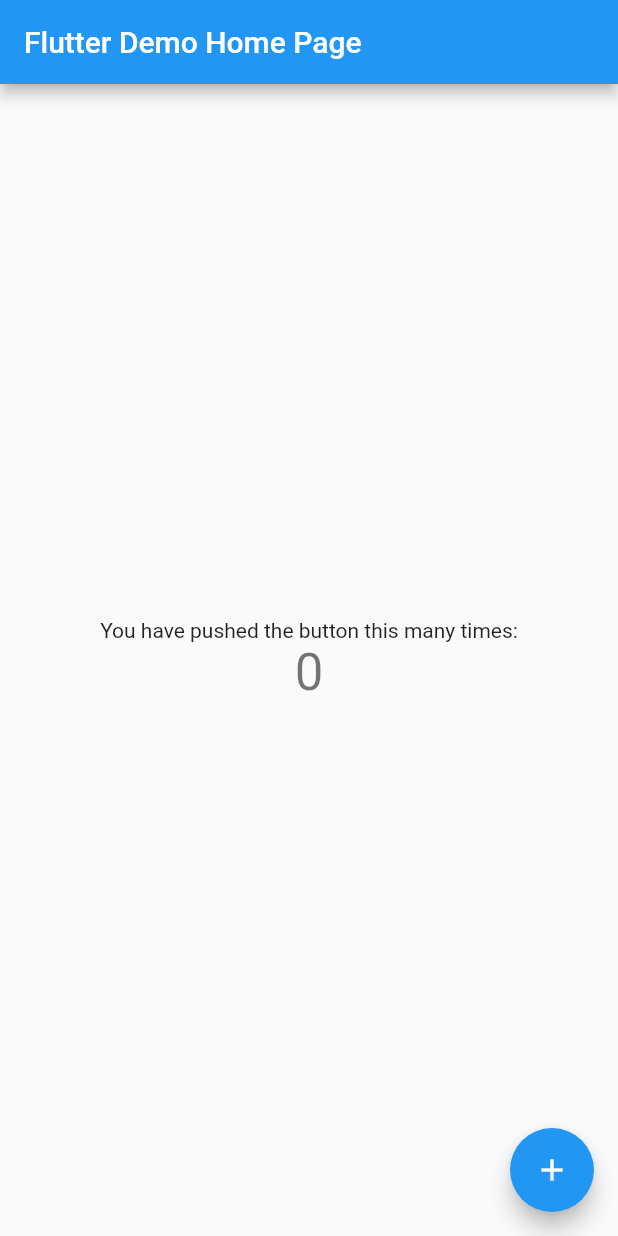
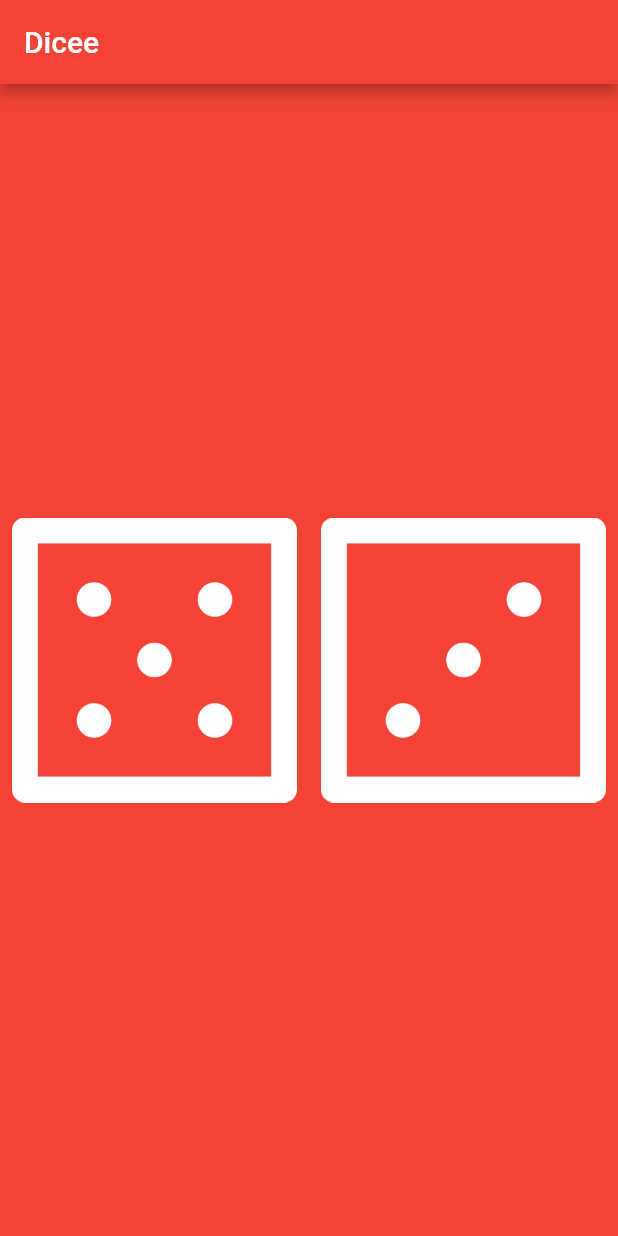
Before and after one commit to Gloomy699/dicee-flutter, a Flutter app: the screen it shows after launch, on a phone screen of 412 x 824 dp. Run offline on Flutter 3.47's test engine with Material 2 defaults, Android fonts, the phone set to English and light mode, and no system bars.

Commit message:
complete design

```diff
--- a/dicee_flutter/lib/main.dart
+++ b/dicee_flutter/lib/main.dart
@@ -1,113 +1,49 @@
 import 'package:flutter/material.dart';
 
 void main() {
-  runApp(MyApp());
+  return runApp(
+    MaterialApp(
+      home: Scaffold(
+        backgroundColor: Colors.red,
+        appBar: AppBar(
+          title: Text('Dicee'),
+          backgroundColor: Colors.red,
+        ),
+        body: DicePage(),
+      ),
+    ),
+  );
 }
 
-class MyApp extends StatelessWidget {
-  // This widget is the root of your application.
+class DicePage extends StatelessWidget {
   @override
   Widget build(BuildContext context) {
-    return MaterialApp(
-      title: 'Flutter Demo',
-      theme: ThemeData(
-        // This is the theme of your application.
-        //
-        // Try running your application with "flutter run". You'll see the
-        // application has a blue toolbar. Then, without quitting the app, try
-        // changing the primarySwatch below to Colors.green and then invoke
-        // "hot reload" (press "r" in the console where you ran "flutter run",
-        // or simply save your changes to "hot reload" in a Flutter IDE).
-        // Notice that the counter didn't reset back to zero; the application
-        // is not restarted.
-        primarySwatch: Colors.blue,
+    var leftDiceNumber = 5;
+    var rightDiceNumber = 3;
+    return Center(
+      child: Row(
+        children: <Widget>[
+          Expanded(
+            child: TextButton(
+              onPressed: () {
+                print('left button got press');
+              },
+              child: Image.asset('assets/images/dice$leftDiceNumber.png'),
+            ),
+          ),
+          // SizedBox(
+          //   width: 32.0,
+          // ),
+          Expanded(
+            child: TextButton(
+              onPressed: () {
+                print('right button got press');
+              },
+              child: Image.asset('assets/images/dice$rightDiceNumber.png'),
+            ),
+          ),
+        ],
       ),
-      home: MyHomePage(title: 'Flutter Demo Home Page'),
     );
   }
 }
-
-class MyHomePage extends StatefulWidget {
-  MyHomePage({Key? key, required this.title}) : super(key: key);
-
-  // This widget is the home page of your application. It is stateful, meaning
-  // that it has a State object (defined below) that contains fields that affect
-  // how it looks.
-
-  // This class is the configuration for the state. It holds the values (in this
-  // case the title) provided by the parent (in this case the App widget) and
-  // used by the build method of the State. Fields in a Widget subclass are
-  // always marked "final".
-
-  final String title;
-
-  @override
-  _MyHomePageState createState() => _MyHomePageState();
-}
-
-class _MyHomePageState extends State<MyHomePage> {
-  int _counter = 0;
-
-  void _incrementCounter() {
-    setState(() {
-      // This call to setState tells the Flutter framework that something has
-      // changed in this State, which causes it to rerun the build method below
-      // so that the display can reflect the updated values. If we changed
-      // _counter without calling setState(), then the build method would not be
-      // called again, and so nothing would appear to happen.
-      _counter++;
-    });
-  }
-
-  @override
-  Widget build(BuildContext context) {
-    // This method is rerun every time setState is called, for instance as done
-    // by the _incrementCounter method above.
-    //
-    // The Flutter framework has been optimized to make rerunning build methods
-    // fast, so that you can just rebuild anything that needs updating rather
-    // than having to individually change instances of widgets.
-    return Scaffold(
-      appBar: AppBar(
-        // Here we take the value from the MyHomePage object that was created by
-        // the App.build method, and use it to set our appbar title.
-        title: Text(widget.title),
-      ),
-      body: Center(
-        // Center is a layout widget. It takes a single child and positions it
-        // in the middle of the parent.
-        child: Column(
-          // Column is also a layout widget. It takes a list of children and
-          // arranges them vertically. By default, it sizes itself to fit its
-          // children horizontally, and tries to be as tall as its parent.
-          //
-          // Invoke "debug painting" (press "p" in the console, choose the
-          // "Toggle Debug Paint" action from the Flutter Inspector in Android
-          // Studio, or the "Toggle Debug Paint" command in Visual Studio Code)
-          // to see the wireframe for each widget.
-          //
-          // Column has various properties to control how it sizes itself and
-          // how it positions its children. Here we use mainAxisAlignment to
-          // center the children vertically; the main axis here is the vertical
-          // axis because Columns are vertical (the cross axis would be
-          // horizontal).
-          mainAxisAlignment: MainAxisAlignment.center,
-          children: <Widget>[
-            Text(
-              'You have pushed the button this many times:',
-            ),
-            Text(
-              '$_counter',
-              style: Theme.of(context).textTheme.headline4,
-            ),
-          ],
-        ),
-      ),
-      floatingActionButton: FloatingActionButton(
-        onPressed: _incrementCounter,
-        tooltip: 'Increment',
-        child: Icon(Icons.add),
-      ), // This trailing comma makes auto-formatting nicer for build methods.
-    );
-  }
-}
```
Also changed, not shown: dicee_flutter/pubspec.yaml (+3 -42 lines), dicee_flutter/assets/images/dice1.png (renamed from dicee_flutter/asset/images/dice1.png), dicee_flutter/assets/images/dice2.png (renamed from dicee_flutter/asset/images/dice2.png), dicee_flutter/assets/images/dice3.png (renamed from dicee_flutter/asset/images/dice3.png), dicee_flutter/assets/images/dice4.png (renamed from dicee_flutter/asset/images/dice4.png), dicee_flutter/assets/images/dice5.png (renamed from dicee_flutter/asset/images/dice5.png), dicee_flutter/assets/images/dice6.png (renamed from dicee_flutter/asset/images/dice6.png).
